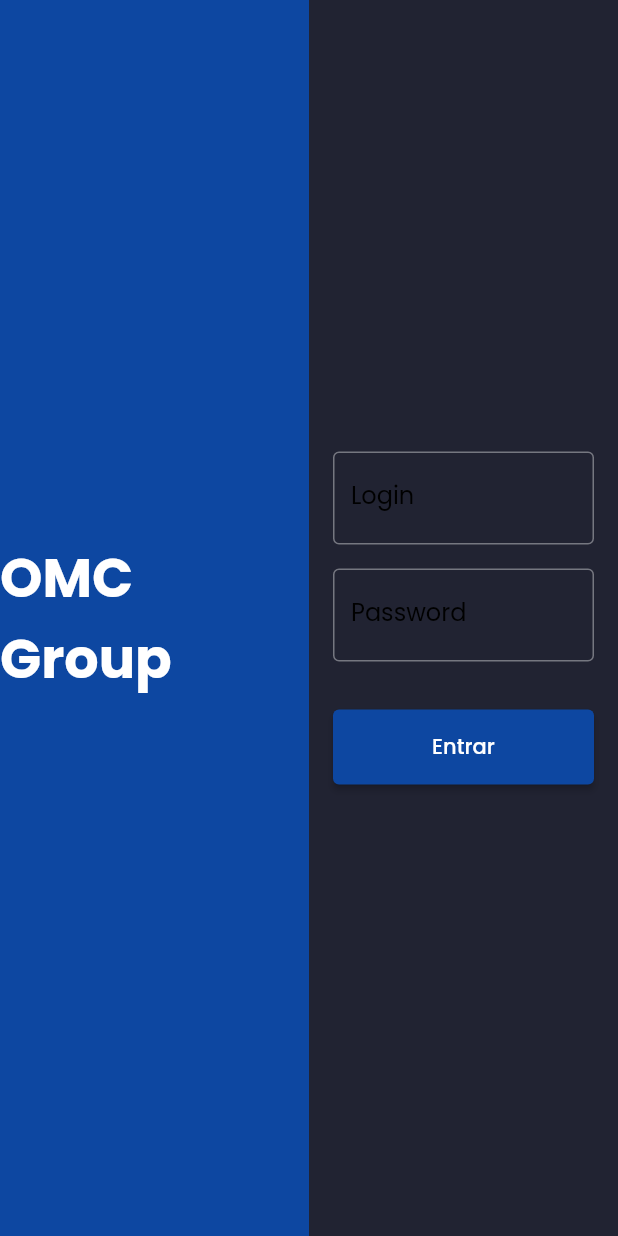
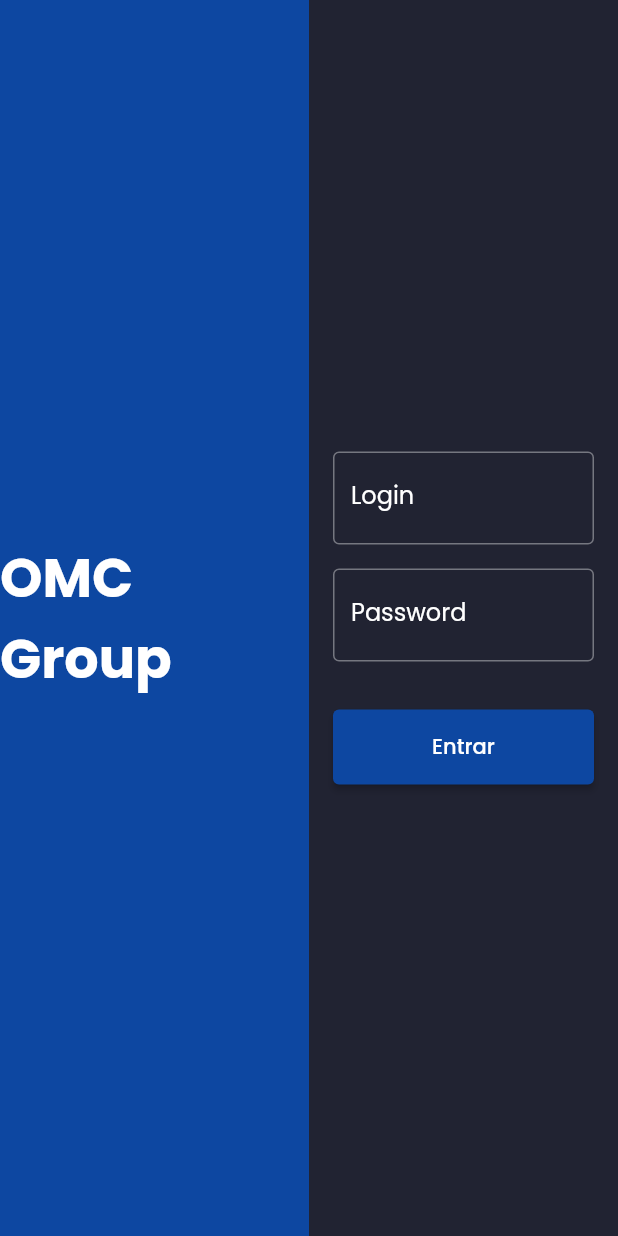
Before and after one commit to jwlds/DesktopAppCanledarOMC, a Flutter app: the screen it shows after launch, on a phone screen of 412 x 824 dp. Run offline on Flutter 3.47's test engine with Material 2 defaults, Android fonts, the phone set to English and light mode, and no system bars; our stand-ins replace fl_chart, flutter_svg, google_fonts; missing offline and left inert: clean_calendar, desktop_window, mongo_dart; project files that could hold a hidden picture were left out.

Commit message:
Update: hte

```diff
--- a/lib/screens/auth/login_page.dart
+++ b/lib/screens/auth/login_page.dart
@@ -43,10 +43,10 @@ class LoginPage extends StatelessWidget {
                   width: 200,
                   child: TextField(
                     controller: usernameController,
-                    style: TextStyle(color: Colors.black),
+                    style: TextStyle(color: Colors.white),
                     decoration: const InputDecoration(
                       labelText: 'Login',
-                      labelStyle: TextStyle(color: Colors.black),
+                      labelStyle: TextStyle(color: Colors.white),
                       border: OutlineInputBorder(),
                     ),
                   ),
@@ -57,10 +57,10 @@ class LoginPage extends StatelessWidget {
                   child: TextField(
                     controller: passwordController,
                     obscureText: true,
-                    style: TextStyle(color: Colors.black),
+                    style: TextStyle(color: Colors.white),
                     decoration: const InputDecoration(
                       labelText: 'Password',
-                      labelStyle: TextStyle(color: Colors.black),
+                      labelStyle: TextStyle(color: Colors.white),
                       border: OutlineInputBorder(),
                     ),
                   ),
--- a/lib/screens/dashboard/components/my_calendar.dart
+++ b/lib/screens/dashboard/components/my_calendar.dart
@@ -37,7 +37,7 @@ class MyCalendarWidget extends StatefulWidget {
 final GlobalKey<_MyCalendarWidgetState> calendarKey = GlobalKey<_MyCalendarWidgetState>();
 
 class _MyCalendarWidgetState extends State<MyCalendarWidget> {
-  late List<Event> _events;
+  late List<Event> _events = [];
   late DateTime? _rangeStart;
   late DateTime? _rangeEnd;
   late StreamController<List<Event>> _eventsController;
--- a/pubspec.yaml
+++ b/pubspec.yaml
@@ -47,6 +47,7 @@ dependencies:
   desktop_window: ^0.4.0
   image_picker: ^1.0.4
   path_provider: ^2.1.1
+  flutter_riverpod: ^2.4.5
 
 dev_dependencies:
   flutter_test:
```
Also changed, not shown: lib/screens/RequestsScreen/requeste_screen.dart (+18 -15 lines), assets/images/profile_pic.png, pubspec.lock.
